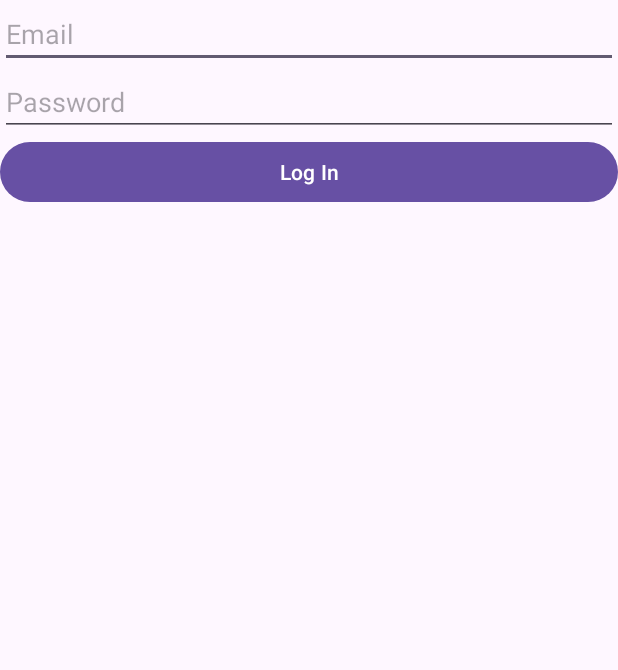
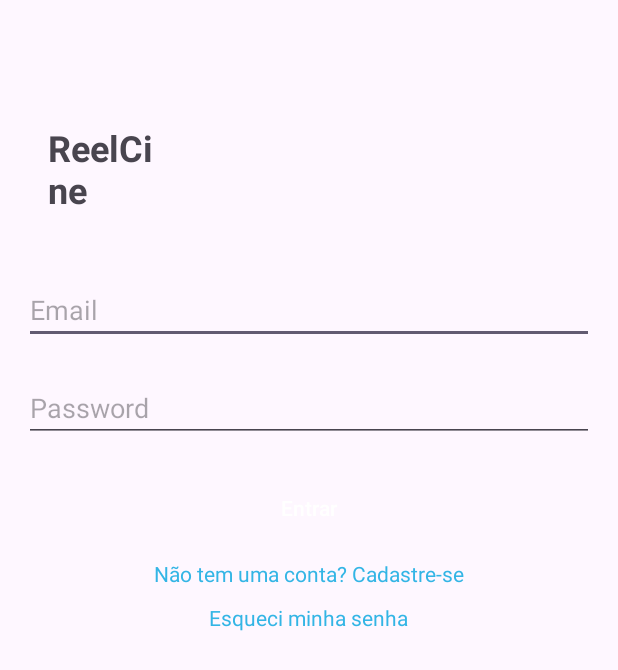
Before and after one commit to carlosaoribeiro/ProjectReelCine, an Android app: the layout activity_login.xml on its own in the app's theme, with its tools: preview values and no code run, on a phone screen of 412 x 824 dp. Shown: the top 670 px of the screen. Run offline under Robolectric (Android 15) with nearby library versions, the phone set to English and light mode, and no system bars.

Commit message:
Logica Activity

```diff
--- a/app/build.gradle.kts
+++ b/app/build.gradle.kts
@@ -42,6 +42,7 @@ dependencies {
     implementation(libs.material)
     implementation(libs.androidx.activity)
     implementation(libs.androidx.constraintlayout)
+    implementation(libs.firebase.auth.ktx)
     testImplementation(libs.junit)
     androidTestImplementation(libs.androidx.junit)
     androidTestImplementation(libs.androidx.espresso.core)
--- a/app/src/main/java/com/carlosribeiro/reelcineproject/ui/MainActivity.kt
+++ b/app/src/main/java/com/carlosribeiro/reelcineproject/ui/MainActivity.kt
@@ -11,8 +11,8 @@ class MainActivity : AppCompatActivity() {
     override fun onCreate(savedInstanceState: Bundle?) {
         super.onCreate(savedInstanceState)
         enableEdgeToEdge()
-        setContentView(R.layout.activity_main2)
-        ViewCompat.setOnApplyWindowInsetsListener(findViewById(R.id.main)) { v, insets ->
+        setContentView(R.layout.activity_main)
+        ViewCompat.setOnApplyWindowInsetsListener(findViewById(R.id.helloWorldTextView)) { v, insets ->
             val systemBars = insets.getInsets(WindowInsetsCompat.Type.systemBars())
             v.setPadding(systemBars.left, systemBars.top, systemBars.right, systemBars.bottom)
             insets
--- a/app/src/main/res/layout/activity_login.xml
+++ b/app/src/main/res/layout/activity_login.xml
@@ -1,28 +1,76 @@
 <?xml version="1.0" encoding="utf-8"?>
 <RelativeLayout xmlns:android="http://schemas.android.com/apk/res/android"
     android:layout_width="match_parent"
-    android:layout_height="match_parent">
+    android:layout_height="match_parent"
+    android:padding="16dp">
+
+    <!-- Título ReelCine -->
+
+    <!-- Campo de Email -->
+
+    <!-- Campo de Senha -->
+    <TextView
+        android:id="@+id/titleTextView"
+        android:layout_width="wrap_content"
+        android:layout_height="wrap_content"
+        android:layout_alignParentStart="true"
+        android:layout_alignParentTop="true"
+        android:layout_alignParentEnd="true"
+        android:layout_marginStart="16dp"
+        android:layout_marginTop="66dp"
+        android:layout_marginEnd="283dp"
+        android:text="ReelCine"
+        android:textSize="24sp"
+        android:textStyle="bold" />
 
     <EditText
         android:id="@+id/emailEditText"
         android:layout_width="match_parent"
         android:layout_height="wrap_content"
+        android:layout_below="@id/titleTextView"
+        android:layout_marginTop="41dp"
         android:hint="Email"
-        android:inputType="textEmailAddress"/>
+        android:inputType="textEmailAddress" />
 
     <EditText
         android:id="@+id/passwordEditText"
         android:layout_width="match_parent"
         android:layout_height="wrap_content"
+        android:hint="Password"
+        android:inputType="textPassword"
         android:layout_below="@id/emailEditText"
-        android:hint="Password"
-        android:inputType="textPassword"/>
+        android:layout_marginTop="20dp"/>
 
+    <!-- Botão de Entrar -->
     <Button
         android:id="@+id/loginButton"
         android:layout_width="match_parent"
         android:layout_height="wrap_content"
-        android:text="Log In"
-        android:layout_below="@id/passwordEditText"/>
+        android:text="Entrar"
+        android:layout_below="@id/passwordEditText"
+        android:layout_marginTop="20dp"
+        android:background="?android:attr/selectableItemBackground"/>
+
+    <!-- Link para Cadastro -->
+    <TextView
+        android:id="@+id/registerTextView"
+        android:layout_width="wrap_content"
+        android:layout_height="wrap_content"
+        android:text="Não tem uma conta? Cadastre-se"
+        android:textColor="@android:color/holo_blue_light"
+        android:layout_below="@id/loginButton"
+        android:layout_marginTop="10dp"
+        android:layout_centerHorizontal="true"/>
+
+    <!-- Link para Esqueci a Senha -->
+    <TextView
+        android:id="@+id/forgotPasswordTextView"
+        android:layout_width="wrap_content"
+        android:layout_height="wrap_content"
+        android:text="Esqueci minha senha"
+        android:textColor="@android:color/holo_blue_light"
+        android:layout_below="@id/registerTextView"
+        android:layout_marginTop="10dp"
+        android:layout_centerHorizontal="true"/>
 
 </RelativeLayout>
--- a/gradle/libs.versions.toml
+++ b/gradle/libs.versions.toml
@@ -9,6 +9,7 @@ appcompat = "1.7.0"
 material = "1.12.0"
 activity = "1.10.1"
 constraintlayout = "2.2.1"
+firebaseAuthKtx = "23.2.0"
 
 [libraries]
 androidx-core-ktx = { group = "androidx.core", name = "core-ktx", version.ref = "coreKtx" }
@@ -19,6 +20,7 @@ androidx-appcompat = { group = "androidx.appcompat", name = "appcompat", version
 material = { group = "com.google.android.material", name = "material", version.ref = "material" }
 androidx-activity = { group = "androidx.activity", name = "activity", version.ref = "activity" }
 androidx-constraintlayout = { group = "androidx.constraintlayout", name = "constraintlayout", version.ref = "constraintlayout" }
+firebase-auth-ktx = { group = "com.google.firebase", name = "firebase-auth-ktx", version.ref = "firebaseAuthKtx" }
 
 [plugins]
 android-application = { id = "com.android.application", version.ref = "agp" }
```
Also changed, not shown: app/src/main/java/com/carlosribeiro/reelcineproject/ui/LoginActivity.kt (+69 -2 lines), app/src/main/res/layout/activity_main2.xml (deleted, +0 -10 lines).
